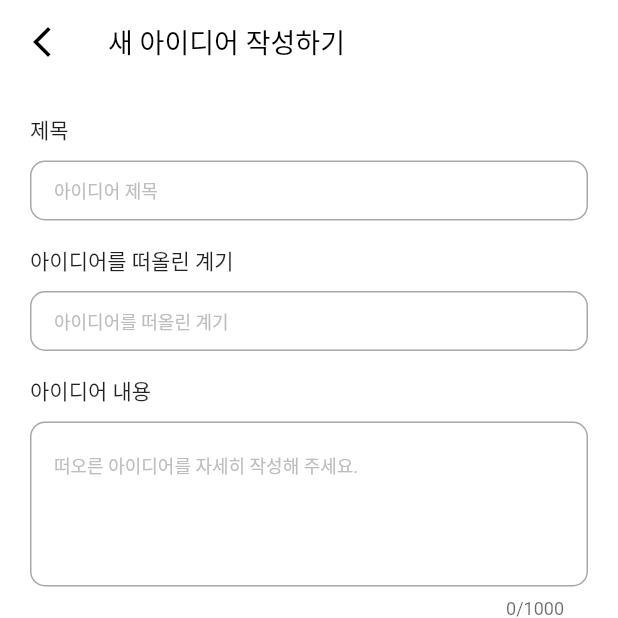
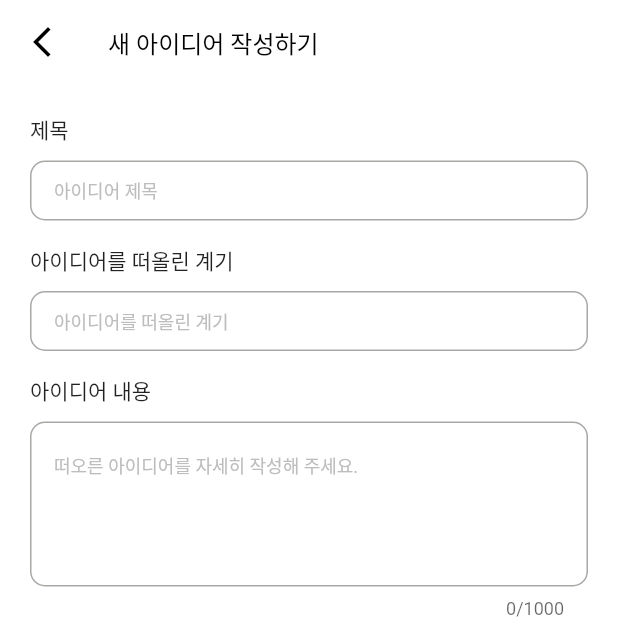
Before and after one commit to academy3746/idea_note5, a Flutter app: the EditScreen screen opened by its route, after a tap on "작성완료", on a phone screen of 412 x 824 dp, the top half of it. Run offline on Flutter 3.47's test engine with Material 3 defaults, Android fonts, the phone set to English and light mode, and no system bars; our stand-ins replace flutter_rating_bar, fluttertoast, font_awesome_flutter, sqflite; accounts and stored records are empty.

Commit message:
아이디어 상세 화면...2

```diff
--- a/lib/common/widgets/app_snackbar.dart
+++ b/lib/common/widgets/app_snackbar.dart
@@ -3,12 +3,17 @@ import 'package:flutter/material.dart';
 class AppSnackbar {
   final BuildContext context;
 
-  AppSnackbar({required this.context});
+  final String? msg;
+
+  AppSnackbar({
+    required this.context,
+    this.msg,
+  });
 
   void showSnackbar(BuildContext context) {
-    var snackBar = const SnackBar(
-      content: Text('비어있는 내용을 작성해 주세요!'),
-      duration: Duration(seconds: 2),
+    var snackBar = SnackBar(
+      content: Text('$msg'),
+      duration: const Duration(seconds: 2),
     );
 
     ScaffoldMessenger.of(context).showSnackBar(snackBar);
--- a/lib/features/edit_screen/edit_screen.dart
+++ b/lib/features/edit_screen/edit_screen.dart
@@ -65,7 +65,10 @@ class _EditScreenState extends State<EditScreen> {
 
   @override
   Widget build(BuildContext context) {
-    var snackBar = AppSnackbar(context: context);
+    var snackBar = AppSnackbar(
+      context: context,
+      msg: '비어있는 내용을 작성해 주세요!',
+    );
 
     return Scaffold(
       backgroundColor: Colors.white,
@@ -76,7 +79,7 @@ class _EditScreenState extends State<EditScreen> {
           '새 아이디어 작성하기',
           style: TextStyle(
             color: Colors.black,
-            fontSize: Sizes.size18,
+            fontSize: Sizes.size16,
           ),
         ),
         leading: GestureDetector(
```
Also changed, not shown: lib/common/widgets/delete_button.dart (added, +61 -0 lines), lib/features/detail_screen/detail_screen.dart (+18 -3 lines).
